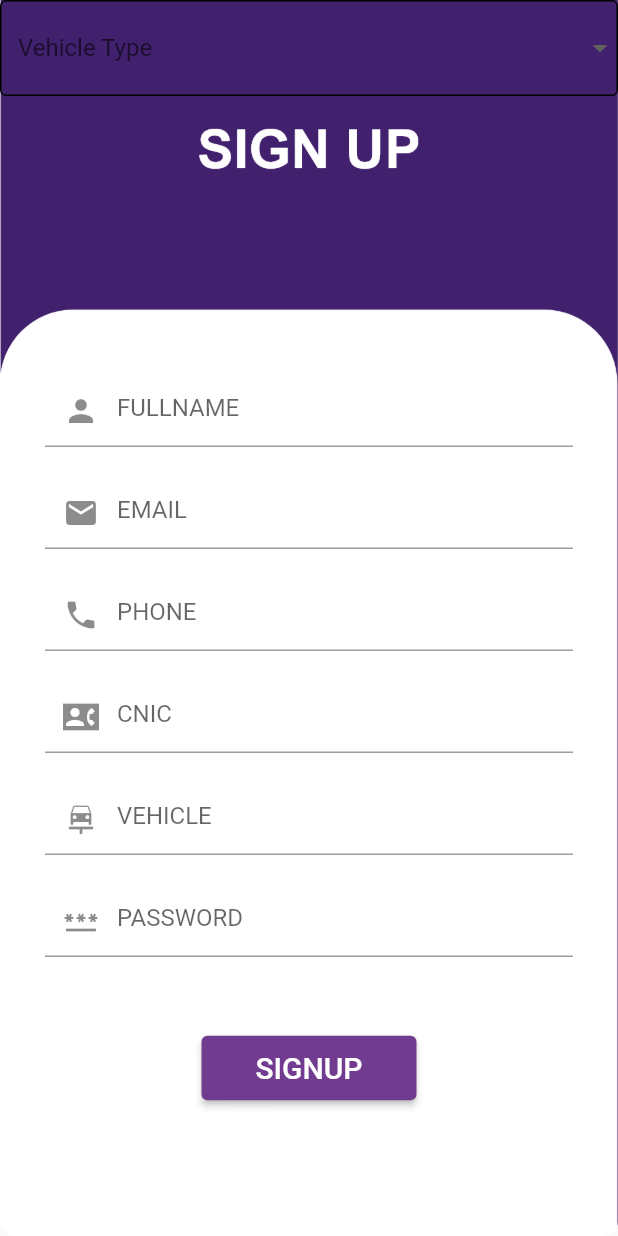
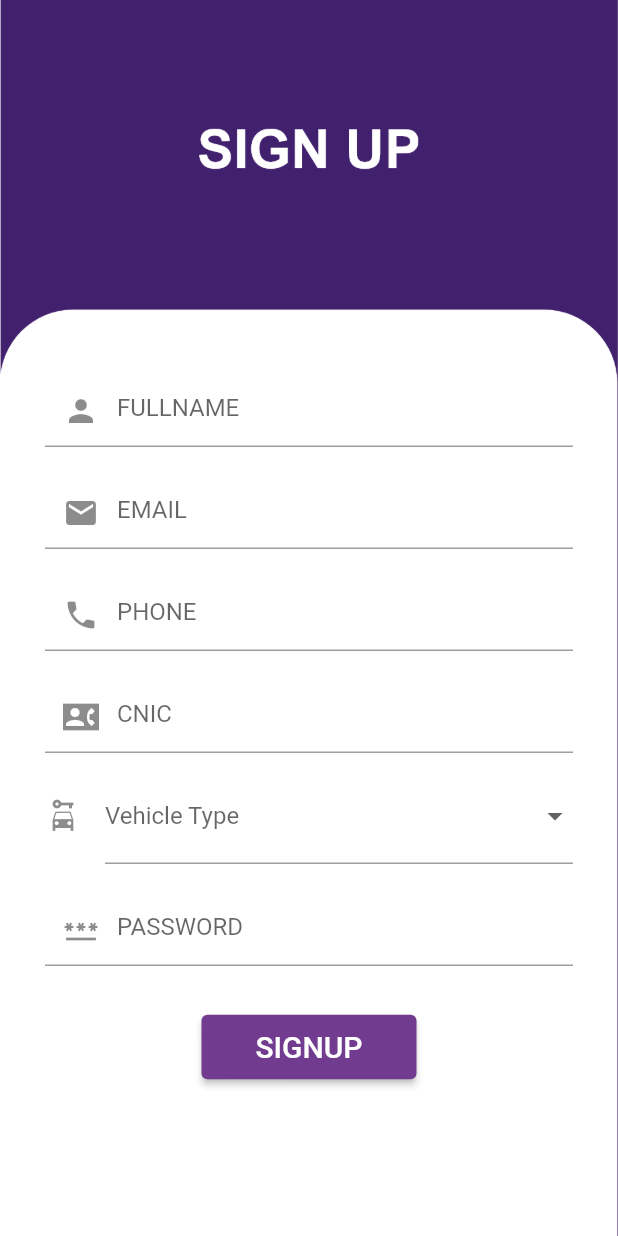
Before and after one commit to faizanahmed2720/rescue-cog-project-2019-23, a Flutter app: the DriverSignup screen opened directly, on a phone screen of 412 x 824 dp. Run offline on Flutter 3.47's test engine with Material 2 defaults, Android fonts, the light colour scheme and no system bars; our stand-ins replace cloud_firestore, firebase_auth, firebase_core, get, permission_handler; accounts and stored records are empty; network calls fail.

Commit message:
The Last Update 20 April 4:40 pm

```diff
--- a/lib/View/Driver/driver Management/driverSignup_screen.dart
+++ b/lib/View/Driver/driver Management/driverSignup_screen.dart
@@ -1,10 +1,12 @@
 import 'package:firebase_auth/firebase_auth.dart';
 import 'package:flutter/material.dart';
+import 'package:get/get.dart';
 import 'package:untitled/View/home_screen/get_started.dart';
 import 'package:untitled/src/Controller/auth_controller.dart';
 
 import '../../../src/Constants/colors.dart';
 import '../../../src/Utils/CommonWidgets/customTextField.dart';
+import 'driverLogin_screen.dart';
 
 class DriverSignup extends StatefulWidget {
   const DriverSignup({super.key});
@@ -34,37 +36,16 @@ class _DriverSignupState extends State<DriverSignup> {
     return Scaffold(
       body: Stack(
         children: [
-          Container(
+          Expanded(
+            child: Container(
               decoration: const BoxDecoration(
-                borderRadius: BorderRadius.only(
-                  bottomLeft: Radius.circular(10),
-                  bottomRight: Radius.circular(10),
-                ),
                   image: DecorationImage(
                       image: AssetImage("assets/Images/sign_up.png"),
                       fit: BoxFit.cover)),
             ),
-          DropdownButtonFormField(
-            value: dropdownController.text.isNotEmpty
-                ? dropdownController.text
-                : null,
-            items: vehicleTypes
-                .map(
-                  (type) => DropdownMenuItem(
-                    value: type,
-                    child: Text(type),
           ),
-                )
-                .toList(),
-            onChanged: (value) {
-              dropdownController.text = value!;
-            },
-            decoration: const InputDecoration(
-              labelText: 'Vehicle Type',
-              enabledBorder: OutlineInputBorder(
-                borderSide: BorderSide(color: Colors.black, width: 1.0),
-              ),
-            ),
+          const SizedBox(
+            height: 200,
           ),
           Padding(
             padding: const EdgeInsets.only(
@@ -73,6 +54,7 @@ class _DriverSignupState extends State<DriverSignup> {
               right: 30,
               bottom: 0,
             ),
+            child: SingleChildScrollView(
               child: Column(
                 children: [
                   CustomTextField(
@@ -113,14 +95,28 @@ class _DriverSignupState extends State<DriverSignup> {
                     type: TextInputType.number,
                   ),
                   const SizedBox(
-                  height: 20,
+                    height: 10,
                   ),
-                CustomTextField(
-                  controller: phoneController,
-                  icon: Icons.car_repair,
-                  placeholder: 'VEHICLE',
-                  secureText: false,
-                  type: TextInputType.text,
+                  DropdownButtonFormField(
+                    value: dropdownController.text.isNotEmpty
+                        ? dropdownController.text
+                        : null,
+                    items: vehicleTypes
+                        .map(
+                          (type) => DropdownMenuItem(
+                            value: type,
+                            child: Text(type),
+                          ),
+                        )
+                        .toList(),
+                    onChanged: (value) {
+                      dropdownController.text = value!;
+                    },
+                    decoration: const InputDecoration(
+                      labelText: 'Vehicle Type',
+                      icon: Icon(Icons.car_rental),
+                      focusedBorder: InputBorder.none,
+                    ),
                   ),
                   const SizedBox(
                     height: 20,
@@ -133,7 +129,7 @@ class _DriverSignupState extends State<DriverSignup> {
                     type: TextInputType.text,
                   ),
                   const SizedBox(
-                  height: 50,
+                    height: 30,
                   ),
                   ElevatedButton(
                       onPressed: () async {
@@ -181,20 +177,28 @@ class _DriverSignupState extends State<DriverSignup> {
                           style: TextStyle(fontSize: 20),
                         ),
                       )),
-                const SizedBox(
-                  height: 100,
+                  SizedBox(
+                    height: 58,
                   ),
-                ElevatedButton(
-                    onPressed: () async {},
-                    style: ElevatedButton.styleFrom(primary: secondaryColor),
+                  SizedBox(
+                    height: 28,
+                    width: 200,
+                    child: TextButton(
+                        onPressed: () {
+                          Get.to(DriverLogin());
+                        },
+                        style: TextButton.styleFrom(
+                            backgroundColor: Colors.transparent, elevation: 0),
                         child: const Padding(
-                      padding: EdgeInsets.fromLTRB(5, 3, 5, 3),
+                          padding: EdgeInsets.fromLTRB(0, 0, 0, 0),
                           child: Text(
-                        "Log In",
-                        style: TextStyle(fontSize: 10),
+                            "",
+                            style: TextStyle(fontSize: 15),
                           ),
                         )),
+                  ),
                 ],
+              ),
             ),
           ),
         ],
--- a/pubspec.yaml
+++ b/pubspec.yaml
@@ -44,6 +44,10 @@ dependencies:
   firebase_auth: ^4.4.1
   get: ^4.6.5
   permission_handler: ^10.2.0
+  flutter_polyline_points: ^1.0.0
+  google_maps_flutter: ^2.1.7
+  location: ^4.4.0
+  flutter_svg: ^2.0.5
 
 dev_dependencies:
   flutter_test:
```
Also changed, not shown: lib/View/Driver/driver Management/driverLogin_screen.dart (+7 -5 lines), lib/View/User Dashboard/userDashoard_screen.dart (+23 -0 lines), assets/Images/Dashboard/Screen 10.png (added), assets/Images/driver.png (added), assets/Images/user.png (added), pubspec.lock, 5 other files. Lines whose indentation alone changed are shown as unchanged.
